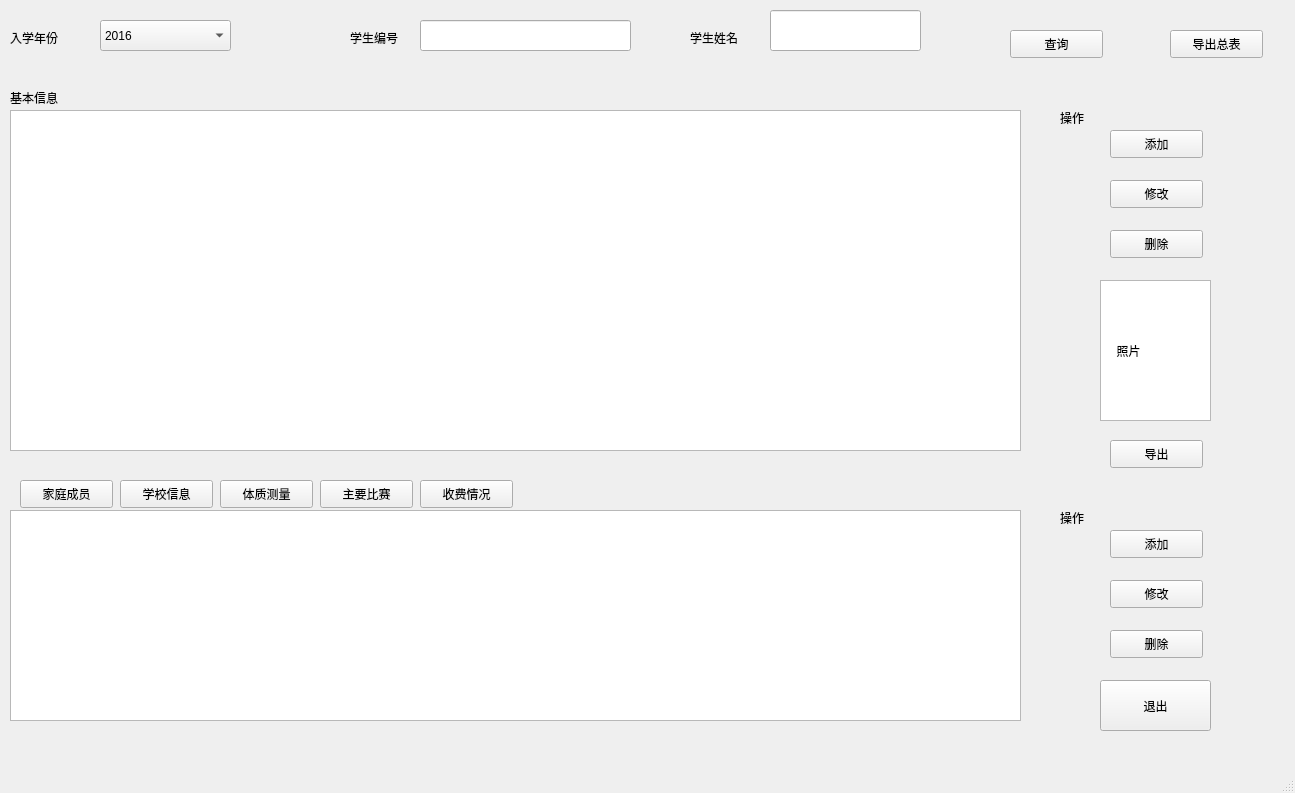
Above: SQL/mainwindow.ui from JDHHH/SQL-QT before the change. Below: the same form after it.
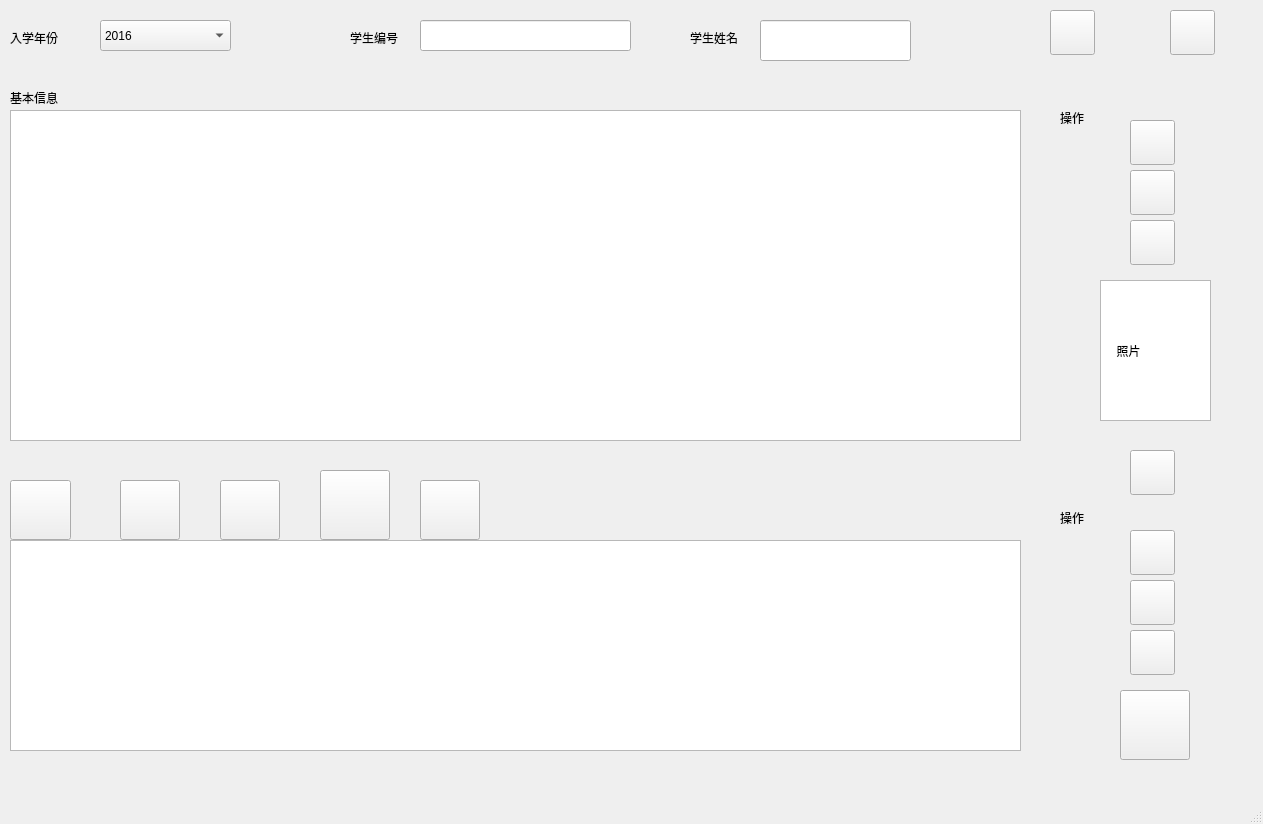
That is the form after the change. Icons and pictures are not drawn.

Commit message: 带图标ICON的界面，进行了局部优化

Patch:
```diff
--- a/SQL/mainwindow.ui
+++ b/SQL/mainwindow.ui
@@ -6,8 +6,8 @@
    <rect>
     <x>0</x>
     <y>0</y>
-    <width>1295</width>
-    <height>793</height>
+    <width>1263</width>
+    <height>824</height>
    </rect>
   </property>
   <property name="windowTitle">
@@ -56,27 +56,33 @@
    <widget class="QPushButton" name="pushButton">
     <property name="geometry">
      <rect>
-      <x>1010</x>
-      <y>30</y>
-      <width>93</width>
-      <height>28</height>
+      <x>1050</x>
+      <y>10</y>
+      <width>45</width>
+      <height>45</height>
      </rect>
     </property>
+    <property name="styleSheet">
+     <string notr="true">border-image: url(:/new/prefix1/images/chaxun.png);</string>
+    </property>
     <property name="text">
-     <string>查询</string>
+     <string/>
     </property>
    </widget>
    <widget class="QPushButton" name="pushButton_2">
     <property name="geometry">
      <rect>
       <x>1170</x>
-      <y>30</y>
-      <width>93</width>
-      <height>28</height>
+      <y>10</y>
+      <width>45</width>
+      <height>45</height>
      </rect>
     </property>
+    <property name="styleSheet">
+     <string notr="true">border-image: url(:/new/prefix1/images/danchu.png);</string>
+    </property>
     <property name="text">
-     <string>导出总表</string>
+     <string/>
     </property>
    </widget>
    <widget class="QLabel" name="label_4">
@@ -108,53 +114,71 @@
    <widget class="QPushButton" name="pushButton_3">
     <property name="geometry">
      <rect>
-      <x>1110</x>
-      <y>130</y>
-      <width>93</width>
-      <height>28</height>
+      <x>1130</x>
+      <y>120</y>
+      <width>45</width>
+      <height>45</height>
      </rect>
     </property>
+    <property name="styleSheet">
+     <string notr="true">border-image: url(:/new/prefix1/images/tianjia.png);</string>
+    </property>
     <property name="text">
-     <string>添加</string>
+     <string/>
+    </property>
+    <property name="iconSize">
+     <size>
+      <width>20</width>
+      <height>20</height>
+     </size>
     </property>
    </widget>
    <widget class="QPushButton" name="pushButton_4">
     <property name="geometry">
      <rect>
-      <x>1110</x>
-      <y>180</y>
-      <width>93</width>
-      <height>28</height>
+      <x>1130</x>
+      <y>170</y>
+      <width>45</width>
+      <height>45</height>
      </rect>
     </property>
+    <property name="styleSheet">
+     <string notr="true">border-image: url(:/new/prefix1/images/xiugai.png);</string>
+    </property>
     <property name="text">
-     <string>修改</string>
+     <string/>
     </property>
    </widget>
    <widget class="QPushButton" name="pushButton_5">
     <property name="geometry">
      <rect>
-      <x>1110</x>
-      <y>230</y>
-      <width>93</width>
-      <height>28</height>
+      <x>1130</x>
+      <y>220</y>
+      <width>45</width>
+      <height>45</height>
      </rect>
     </property>
+    <property name="styleSheet">
+     <string notr="true">border-image: url(:/new/prefix1/images/shanchu.png);</string>
+    </property>
     <property name="text">
-     <string>删除</string>
+     <string/>
     </property>
    </widget>
    <widget class="QPushButton" name="pushButton_6">
     <property name="geometry">
      <rect>
-      <x>20</x>
+      <x>10</x>
       <y>480</y>
-      <width>93</width>
-      <height>28</height>
+      <width>61</width>
+      <height>60</height>
      </rect>
     </property>
+    <property name="styleSheet">
+     <string notr="true">border-image: url(:/new/prefix1/images/jiating.png);</string>
+    </property>
     <property name="text">
-     <string>家庭成员</string>
+     <string/>
     </property>
    </widget>
    <widget class="QPushButton" name="pushButton_7">
@@ -162,12 +186,15 @@
      <rect>
       <x>120</x>
       <y>480</y>
-      <width>93</width>
-      <height>28</height>
+      <width>60</width>
+      <height>60</height>
      </rect>
     </property>
+    <property name="styleSheet">
+     <string notr="true">border-image: url(:/new/prefix1/images/xuexiao.png);</string>
+    </property>
     <property name="text">
-     <string>学校信息</string>
+     <string/>
     </property>
    </widget>
    <widget class="QPushButton" name="pushButton_8">
@@ -175,25 +202,31 @@
      <rect>
       <x>220</x>
       <y>480</y>
-      <width>93</width>
-      <height>28</height>
+      <width>60</width>
+      <height>60</height>
      </rect>
     </property>
+    <property name="styleSheet">
+     <string notr="true">border-image: url(:/new/prefix1/images/ren.png);</string>
+    </property>
     <property name="text">
-     <string>体质测量</string>
+     <string/>
     </property>
    </widget>
    <widget class="QPushButton" name="pushButton_9">
     <property name="geometry">
      <rect>
       <x>320</x>
-      <y>480</y>
-      <width>93</width>
-      <height>28</height>
+      <y>470</y>
+      <width>70</width>
+      <height>70</height>
      </rect>
     </property>
+    <property name="styleSheet">
+     <string notr="true">border-image: url(:/new/prefix1/images/bisai.png);</string>
+    </property>
     <property name="text">
-     <string>主要比赛</string>
+     <string/>
     </property>
    </widget>
    <widget class="QPushButton" name="pushButton_10">
@@ -201,12 +234,15 @@
      <rect>
       <x>420</x>
       <y>480</y>
-      <width>93</width>
-      <height>28</height>
+      <width>60</width>
+      <height>60</height>
      </rect>
     </property>
+    <property name="styleSheet">
+     <string notr="true">border-image: url(:/new/prefix1/images/qianbi.png);</string>
+    </property>
     <property name="text">
-     <string>收费情况</string>
+     <string/>
     </property>
    </widget>
    <widget class="QLabel" name="label_6">
@@ -225,53 +261,65 @@
    <widget class="QPushButton" name="pushButton_11">
     <property name="geometry">
      <rect>
-      <x>1110</x>
+      <x>1130</x>
       <y>530</y>
-      <width>93</width>
-      <height>28</height>
+      <width>45</width>
+      <height>45</height>
      </rect>
     </property>
+    <property name="styleSheet">
+     <string notr="true">border-image: url(:/new/prefix1/images/tianjia.png);</string>
+    </property>
     <property name="text">
-     <string>添加</string>
+     <string/>
     </property>
    </widget>
    <widget class="QPushButton" name="pushButton_12">
     <property name="geometry">
      <rect>
-      <x>1110</x>
+      <x>1130</x>
       <y>630</y>
-      <width>93</width>
-      <height>28</height>
+      <width>45</width>
+      <height>45</height>
      </rect>
     </property>
+    <property name="styleSheet">
+     <string notr="true">border-image: url(:/new/prefix1/images/shanchu.png);</string>
+    </property>
     <property name="text">
-     <string>删除</string>
+     <string/>
     </property>
    </widget>
    <widget class="QPushButton" name="pushButton_13">
     <property name="geometry">
      <rect>
-      <x>1110</x>
+      <x>1130</x>
       <y>580</y>
-      <width>93</width>
-      <height>28</height>
+      <width>45</width>
+      <height>45</height>
      </rect>
     </property>
+    <property name="styleSheet">
+     <string notr="true">border-image: url(:/new/prefix1/images/xiugai.png);</string>
+    </property>
     <property name="text">
-     <string>修改</string>
+     <string/>
     </property>
    </widget>
    <widget class="QPushButton" name="pushButton_14">
     <property name="geometry">
      <rect>
-      <x>1110</x>
-      <y>440</y>
-      <width>93</width>
-      <height>28</height>
+      <x>1130</x>
+      <y>450</y>
+      <width>45</width>
+      <height>45</height>
      </rect>
     </property>
+    <property name="styleSheet">
+     <string notr="true">border-image: url(:/new/prefix1/images/danchu.png);</string>
+    </property>
     <property name="text">
-     <string>导出</string>
+     <string/>
     </property>
    </widget>
    <widget class="QComboBox" name="comboBox">
@@ -322,12 +370,15 @@
    <widget class="QLineEdit" name="lineEdit_2">
     <property name="geometry">
      <rect>
-      <x>770</x>
-      <y>10</y>
+      <x>760</x>
+      <y>20</y>
       <width>151</width>
       <height>41</height>
      </rect>
     </property>
+    <property name="styleSheet">
+     <string notr="true">border-color: rgb(240, 249, 255);</string>
+    </property>
    </widget>
    <widget class="QTableView" name="tableView">
     <property name="geometry">
@@ -335,7 +386,7 @@
       <x>10</x>
       <y>110</y>
       <width>1011</width>
-      <height>341</height>
+      <height>331</height>
      </rect>
     </property>
    </widget>
@@ -343,7 +394,7 @@
     <property name="geometry">
      <rect>
       <x>10</x>
-      <y>510</y>
+      <y>540</y>
       <width>1011</width>
       <height>211</height>
      </rect>
@@ -385,14 +436,17 @@
    <widget class="QPushButton" name="pushButton_15">
     <property name="geometry">
      <rect>
-      <x>1100</x>
-      <y>680</y>
-      <width>111</width>
-      <height>51</height>
+      <x>1120</x>
+      <y>690</y>
+      <width>70</width>
+      <height>70</height>
      </rect>
     </property>
+    <property name="styleSheet">
+     <string notr="true">border-image: url(:/new/prefix1/images/tuichu.png);</string>
+    </property>
     <property name="text">
-     <string>退出</string>
+     <string/>
     </property>
    </widget>
    <widget class="QTableView" name="tableView_4">
```
Left out of the diff: 5 changed lines with no effect on the pictures. The commit also changes 24 other files.
